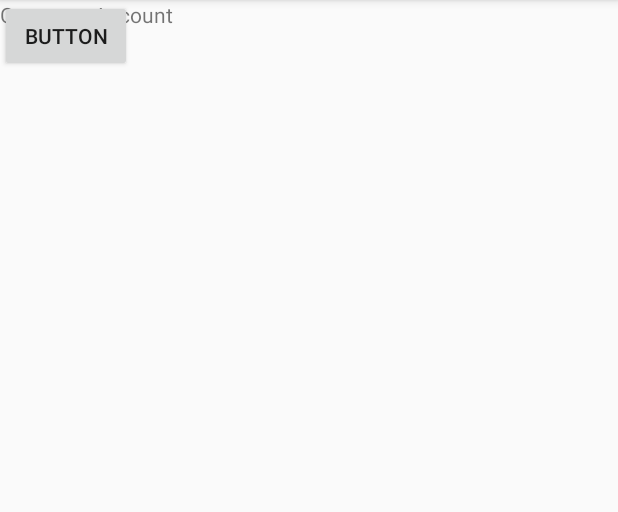
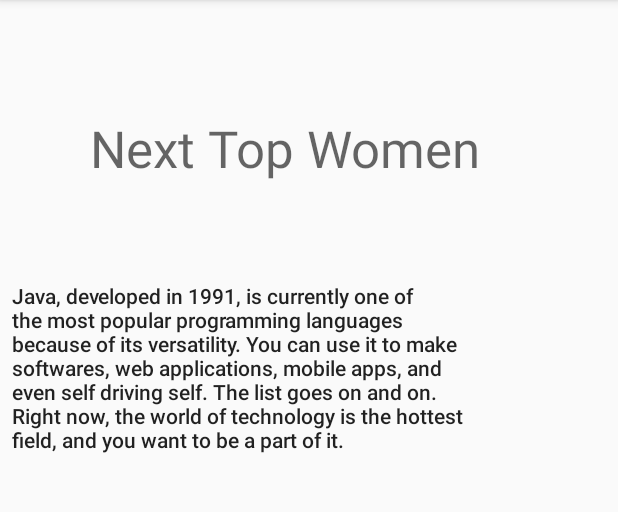
Before and after one commit to lucychen1996/SheInnovates, an Android app: the screen it shows after launch (CreateAccount before the commit, story1Demo after it), after a tap on "CREATE AN ACCOUNT", on a phone screen of 412 x 824 dp, the part 84-596 px from its top. Run offline under Robolectric (Android 15) with nearby library versions, the phone set to English and light mode, and no system bars.

Commit message:
Created story background page
Signed-off-by: Lucy Chen <yic76@pitt.edu>

```diff
--- a/app/src/main/AndroidManifest.xml
+++ b/app/src/main/AndroidManifest.xml
@@ -9,7 +9,8 @@
         android:roundIcon="@mipmap/ic_launcher_round"
         android:supportsRtl="true"
         android:theme="@style/AppTheme">
-        <activity android:name=".CreateAccount"></activity>
+        <activity android:name=".story1customization"/>
+        <activity android:name=".story1Demo" />
         <activity android:name=".MainActivity">
             <intent-filter>
                 <action android:name="android.intent.action.MAIN" />
--- a/app/src/main/java/com/example/sheinnovates/MainActivity.java
+++ b/app/src/main/java/com/example/sheinnovates/MainActivity.java
@@ -13,12 +13,11 @@ public class MainActivity extends AppCompatActivity {
         super.onCreate(savedInstanceState);
         setContentView(R.layout.activity_main);
 
-
     }
     public void createAccount(View view) {
         // Code here executes on main thread after user presses button
-        Intent create = new Intent(this, CreateAccount.class);
-//        setContentView(R.layout.activity_create_account);
+        Intent create = new Intent(this,story1Demo.class);
+        setContentView(R.layout.activity_create_account);
         startActivity(create);
     }
 
--- /dev/null
+++ b/app/src/main/java/com/example/sheinnovates/story1Demo.java
@@ -0,0 +1,38 @@
+package com.example.sheinnovates;
+
+import android.content.Intent;
+import android.support.v7.app.AppCompatActivity;
+import android.os.Bundle;
+import android.view.View;
+import android.widget.Button;
+import android.widget.TextView;
+
+public class story1Demo extends AppCompatActivity {
+
+    @Override
+    protected void onCreate(Bundle savedInstanceState) {
+        super.onCreate(savedInstanceState);
+        setContentView(R.layout.activity_story1_demo);
+        Button readybutton = findViewById(R.id.readybtn);
+        readybutton.setOnClickListener(new View.OnClickListener() {
+            @Override
+            public void onClick(View v) {
+                startActivity(new Intent(story1Demo.this, story1customization.class));
+            }
+        });
+    }
+    public void nextText(View view) {
+        TextView backgroundInfo = findViewById(R.id.background1);
+        backgroundInfo.setText(R.string.background2);
+        Button readyButton = findViewById(R.id.readybtn);
+        readyButton.setVisibility(View.VISIBLE);
+    }
+
+//    public void readyClick(View view) {
+//        // Code here executes on main thread after user presses button
+//            Intent create = new Intent(this,activity_story1customization.class);
+//            SetContentView(R.layout.activity_story1customization);
+//            startActivity(create);
+//    }
+
+}
--- /dev/null
+++ b/app/src/main/res/layout/activity_story1_demo.xml
@@ -0,0 +1,82 @@
+<?xml version="1.0" encoding="utf-8"?>
+<android.support.constraint.ConstraintLayout xmlns:android="http://schemas.android.com/apk/res/android"
+    xmlns:app="http://schemas.android.com/apk/res-auto"
+    xmlns:tools="http://schemas.android.com/tools"
+    android:layout_width="match_parent"
+    android:layout_height="match_parent"
+    tools:context=".story1Demo">
+
+    <TextView
+        android:id="@+id/storytitle"
+        android:layout_width="290dp"
+        android:layout_height="63dp"
+        android:layout_marginStart="60dp"
+        android:layout_marginLeft="60dp"
+        android:layout_marginTop="76dp"
+        android:layout_marginEnd="8dp"
+        android:layout_marginRight="8dp"
+        android:focusableInTouchMode="true"
+        android:text="@string/next_top_women"
+        android:textAppearance="@style/TextAppearance.AppCompat.Display1"
+        android:visibility="visible"
+        app:layout_constraintEnd_toEndOf="parent"
+        app:layout_constraintHorizontal_bias="0.0"
+        app:layout_constraintStart_toStartOf="parent"
+        app:layout_constraintTop_toTopOf="parent" />
+
+    <TextView
+        android:id="@+id/background1"
+        android:layout_width="307dp"
+        android:layout_height="203dp"
+        android:layout_marginStart="8dp"
+        android:layout_marginLeft="8dp"
+        android:layout_marginTop="48dp"
+        android:layout_marginEnd="8dp"
+        android:layout_marginRight="8dp"
+        android:onClick="nextText"
+        android:text="@string/background1"
+        android:textAppearance="@style/TextAppearance.AppCompat.Body2"
+        app:layout_constraintEnd_toEndOf="@+id/barrier"
+        app:layout_constraintStart_toStartOf="parent"
+        app:layout_constraintTop_toBottomOf="@+id/storytitle" />
+
+    <android.support.constraint.Guideline
+        android:id="@+id/guideline"
+        android:layout_width="wrap_content"
+        android:layout_height="wrap_content"
+        android:orientation="vertical"
+        app:layout_constraintGuide_begin="20dp" />
+
+    <android.support.constraint.Guideline
+        android:id="@+id/guideline2"
+        android:layout_width="wrap_content"
+        android:layout_height="wrap_content"
+        android:orientation="horizontal"
+        app:layout_constraintGuide_begin="20dp" />
+
+    <android.support.constraint.Barrier
+        android:id="@+id/barrier"
+        android:layout_width="wrap_content"
+        android:layout_height="wrap_content"
+        app:barrierDirection="left" />
+
+    <Button
+        android:id="@+id/readybtn"
+        android:layout_width="313dp"
+        android:layout_height="93dp"
+        android:layout_marginStart="8dp"
+        android:layout_marginLeft="8dp"
+        android:layout_marginTop="32dp"
+        android:layout_marginEnd="8dp"
+        android:layout_marginRight="8dp"
+        android:layout_marginBottom="24dp"
+        android:text="@string/are_you_ready_to_become_the_next_top_women"
+        android:textAppearance="@style/TextAppearance.AppCompat.Body2"
+        android:visibility="invisible"
+        app:layout_constraintBottom_toBottomOf="parent"
+        app:layout_constraintEnd_toEndOf="parent"
+        app:layout_constraintStart_toStartOf="parent"
+        app:layout_constraintTop_toBottomOf="@+id/background1"
+        app:layout_constraintVertical_bias="0.0" />
+
+</android.support.constraint.ConstraintLayout>
--- a/app/src/main/res/values/strings.xml
+++ b/app/src/main/res/values/strings.xml
@@ -3,4 +3,8 @@
     <string name="create_an_account">Create an Account</string>
     <string name="welcome">Welcome to Yorga</string>
     <string name="log_in">Log In</string>
+    <string name="next_top_women">Next Top Women</string>
+    <string name="background2">"You are a young entrepreneur who is planning to make it big in the tech world. You’re goal is to claim the title of the  Next Top Woman in Tech in your area. Every lesson you will learn will empower you with the knowledge and experience to improve your product and company. Every questions you get right, you will earn virtual money to be put towards improving your company."</string>
+    <string name="are_you_ready_to_become_the_next_top_women">Are you Ready to Become the Next Top Women?</string>
+    <string name="background1">Java, developed in 1991, is currently one of the most popular programming languages because of its versatility. You can use it to make softwares, web applications, mobile apps, and even self driving self. The list goes on and on. Right now, the world of technology is the hottest field, and you want to be a part of it.</string>
 </resources>
```
Also changed, not shown: app/src/main/java/com/example/sheinnovates/story1customization.java (added, +13 -0 lines), app/src/main/res/layout/activity_main.xml (+10 -15 lines), app/src/main/res/layout/activity_story1customization.xml (added, +18 -0 lines).
